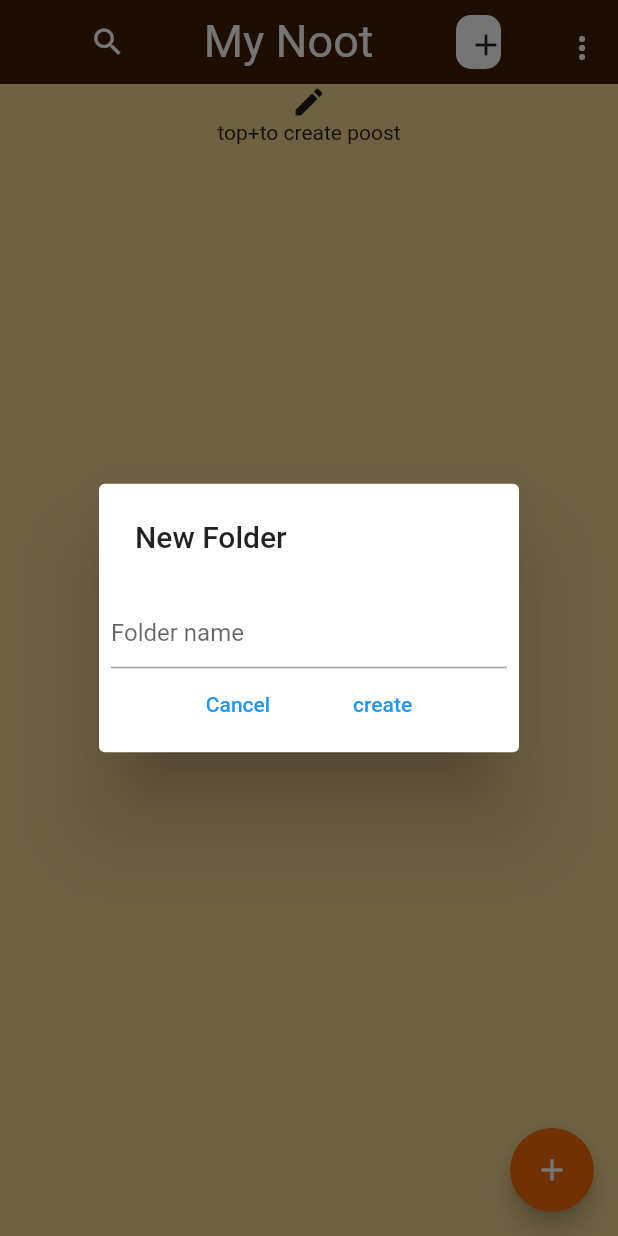
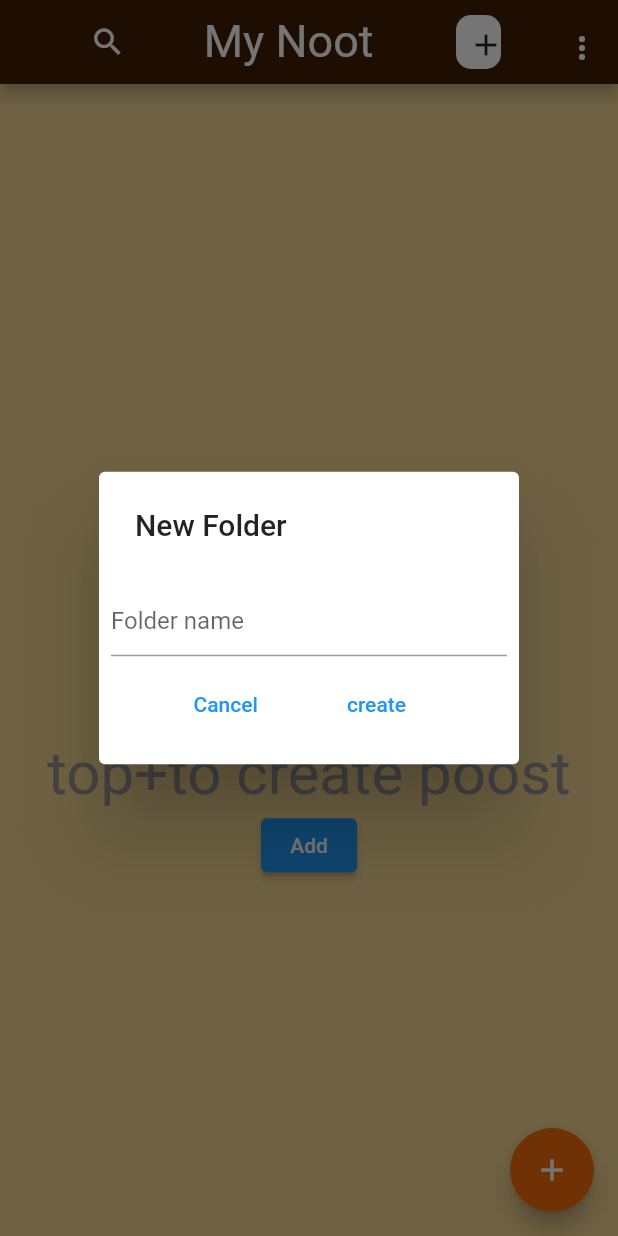
Before and after one commit to GajiHabib/noot, a Flutter app: the screen it shows after launch, after a tap on the "add" icon, on a phone screen of 412 x 824 dp. Run offline on Flutter 3.47's test engine with Material 2 defaults, Android fonts, the phone set to English and light mode, and no system bars; our stand-ins replace cloud_firestore, firebase_core; accounts and stored records are empty.

Commit message:
Commit Message

```diff
--- a/lib/appbar/savefolder.dart
+++ b/lib/appbar/savefolder.dart
@@ -2,9 +2,15 @@
 
 import 'package:flutter/material.dart';
 
-class savefolder extends StatelessWidget {
+class savefolder extends StatefulWidget {
   const savefolder({super.key});
 
+  @override
+  State<savefolder> createState() => _savefolderState();
+}
+
+class _savefolderState extends State<savefolder> {
+    // List<Folder> folders = [];
   @override
   Widget build(BuildContext context) {
     return Container(
@@ -34,7 +40,10 @@ class savefolder extends StatelessWidget {
                                       MainAxisAlignment.spaceEvenly,
                                   children: [
                                     Text('Cancel'),
-                                    Text('create'),
+                                   TextButton(onPressed:(){
+
+                                   },
+                                    child:  Text('create'),),
                                   ],
                                 ),
                               ),
--- a/lib/homepage.dart
+++ b/lib/homepage.dart
@@ -1,13 +1,21 @@
-// ignore_for_file: prefer_const_constructors, prefer_const_literals_to_create_immutables, unused_import, camel_case_types
+// ignore_for_file: prefer_const_constructors, prefer_const_literals_to_create_immutables, unused_import, camel_case_types, unused_local_variable
 
 import 'package:flutter/material.dart';
 import 'package:noots/appbar/savefolder.dart';
 import 'package:noots/appbar/search.dart';
 import 'package:noots/appbar/threedort.dart';
 import 'package:noots/floatingAction/floatingAction.dart';
+import 'package:cloud_firestore/cloud_firestore.dart';
 
-class homepage extends StatelessWidget {
+class homepage extends StatefulWidget {
   const homepage({super.key});
+
+  @override
+  State<homepage> createState() => _homepageState();
+}
+
+
+class _homepageState extends State<homepage> {
 
   @override
   Widget build(BuildContext context) {
@@ -27,11 +35,7 @@ class homepage extends StatelessWidget {
             color: Colors.white,
           )),
       backgroundColor: Color.fromARGB(255, 242, 213, 145),
-        body: CustomScrollView(
-          slivers: [
-            SliverAppBar(
-              backgroundColor: Color.fromARGB(255, 63, 31, 3),
-              actions: [
+      appBar: AppBar(backgroundColor: Color.fromARGB(255, 63, 31, 3), actions: [
         IconButton(
             onPressed: () {
               Navigator.push(
@@ -58,23 +62,63 @@ class homepage extends StatelessWidget {
         ),
         SizedBox(width: 20),
         threedort(),
-
-              ],
-            ),
-
-            SliverToBoxAdapter(child:
-            Center(
+      ]),
+      body: Padding(
+        padding: const EdgeInsets.all(20),
         child: Column(
+          crossAxisAlignment: CrossAxisAlignment.center,
           mainAxisAlignment: MainAxisAlignment.center,
           children: [
-                  Icon(Icons.edit),
-                  Center(child: Text('top+to create poost')),
-                ],
-              ),
-            )),
+            Icon(Icons.edit,size: 200,color: Color.fromARGB(255, 159, 157, 157),),
+            Center(child: Text('top+to create poost',style: TextStyle(fontSize:40,color: const Color.fromARGB(255, 151, 147, 147)),)),
+            ElevatedButton(onPressed: (){
+              // addrees();
+              getAllpost();
+            },
+             child:Text('Add')),
           ],
         ),
       ),
-    );
+    ));
+  }
+
+  Future<void>addrees()async{
+    var collection=FirebaseFirestore.instance.collection('Note');
+    Map<String,dynamic> minhaj={
+      'name':'sufian',
+      'address':'monohordi',
+
+    };
+    collection.add(minhaj);
+  }
+   Future getAllpost() async {
+    var dhumghat = [];
+    var collRef = await FirebaseFirestore.instance.collection('addbet').get();
+    for (var doc in collRef.docs) {
+      var name = doc.get('name');
+      var price = doc.get('address');
+      var title = doc.get('jela');
+      var thana = doc.get('thana');
+      print(thana);
+      var pagla =
+        habib(addrees: price, name: name, jela:title, thana: thana);
+           print(pagla.name);
+          dhumghat.add(pagla);
+
+    }
+    return dhumghat;
   }
 }
+class habib{
+  final String addrees;
+  final String name;
+  final String jela;
+  final String thana;
+
+  habib({required this.addrees,required this.name,required this.jela,required this.thana});
+
+
+
+
+
+}
--- a/lib/main.dart
+++ b/lib/main.dart
@@ -2,8 +2,11 @@
 
 import 'package:flutter/material.dart';
 import 'package:noots/homepage.dart';
+import 'package:firebase_core/firebase_core.dart';
 
-void main() {
+void main()async {
+  WidgetsFlutterBinding.ensureInitialized();
+ await Firebase.initializeApp();
   runApp(const MyApp());
 }
 
--- a/pubspec.yaml
+++ b/pubspec.yaml
@@ -35,6 +35,8 @@ dependencies:
   # The following adds the Cupertino Icons font to your application.
   # Use with the CupertinoIcons class for iOS style icons.
   cupertino_icons: ^1.0.2
+  firebase_core: ^2.24.2
+  cloud_firestore: ^4.14.0
 
 dev_dependencies:
   flutter_test:
```
Also changed, not shown: lib/appbar/Settings.dart (+30 -20 lines), pubspec.lock, 6 other files. Lines whose indentation alone changed are shown as unchanged.
